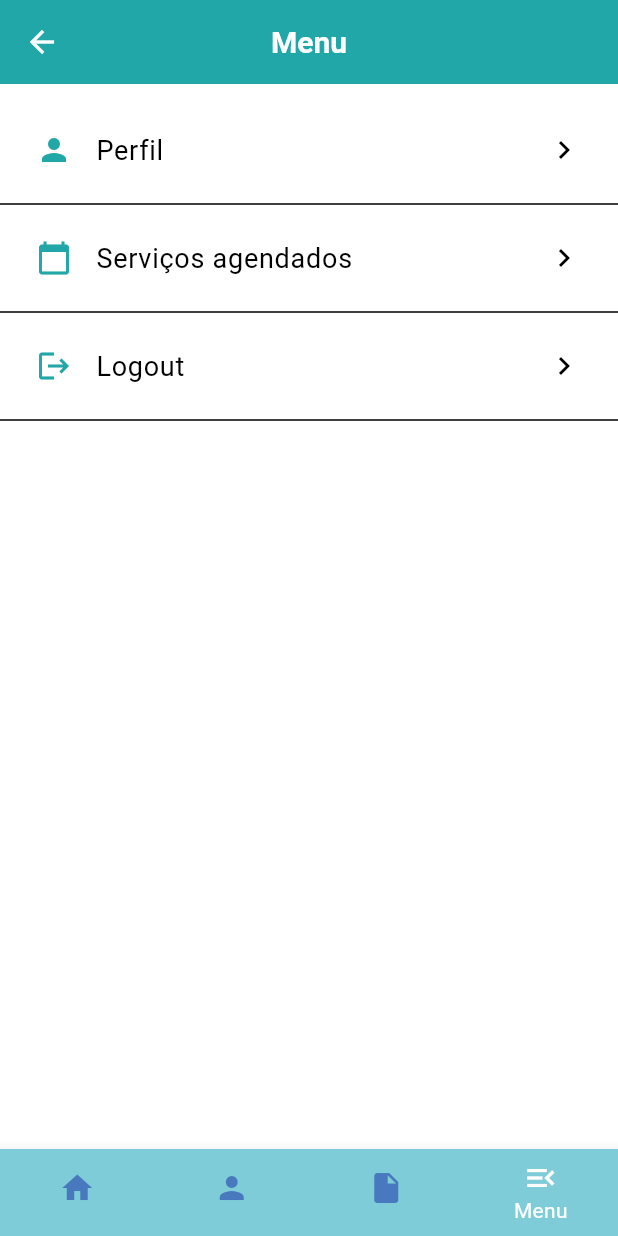
After one commit to JVBC743/servinow-mobile, a Flutter app: the MenuScreen screen opened by its route, on a phone screen of 412 x 824 dp. The commit adds this screen. Run offline on Flutter 3.47's test engine with Material 3 defaults, Android fonts, the phone set to English and light mode, and no system bars; our stand-ins replace connectivity_plus, mask_text_input_formatter, shared_preferences; accounts and stored records are empty; network calls fail.

Commit message:
Refactor DownBar navigation, add MenuScreen, and enhance ServicoCard with optional price display

```diff
--- a/lib/main.dart
+++ b/lib/main.dart
@@ -7,7 +7,7 @@ import 'package:servinow_mobile/screens/servico/home_screen.dart';
 import 'package:servinow_mobile/screens/menu/sobre_nos.dart';
 import 'package:servinow_mobile/screens/menu/termos_de_uso.dart';
 import 'package:servinow_mobile/core/theme/app_theme.dart';
-
+import 'package:servinow_mobile/screens/info/menu_screem.dart';
 void main() {
   runApp(const MyApp());
 }
@@ -28,6 +28,7 @@ class MyApp extends StatelessWidget {
         '/forgot-password': (context) => const ForgotPasswordScreen(),
         '/sobre-nos': (context) => const SobreNosScreen(),
         '/termos-uso': (context) => const TermosDeUsoScreen(),
+        '/menu': (context) => const MenuScreen(),
       },
     );
   }
--- /dev/null
+++ b/lib/screens/info/menu_screem.dart
@@ -0,0 +1,92 @@
+import 'package:flutter/material.dart';
+import 'package:servinow_mobile/core/services/auth_service.dart';
+import 'package:servinow_mobile/core/widgets/downbar.dart';
+
+class MenuScreen extends StatelessWidget {
+  const MenuScreen({super.key});
+
+  Future<void> _confirmLogout(BuildContext context) async {
+    final result = await showDialog<bool>(
+      context: context,
+      builder: (context) => AlertDialog(
+        title: const Text('Sair'),
+        content: const Text('Deseja realmente sair da sua conta?'),
+        actions: [
+          TextButton(
+            onPressed: () => Navigator.of(context).pop(false),
+            child: const Text('Cancelar'),
+          ),
+          TextButton(
+            onPressed: () => Navigator.of(context).pop(true),
+            child: const Text('Sair'),
+          ),
+        ],
+      ),
+    );
+
+    if (result == true) {
+      await AuthService.logout();
+      Navigator.pushNamedAndRemoveUntil(context, '/login', (route) => false);
+    }
+  }
+
+  @override
+  Widget build(BuildContext context) {
+    return Scaffold(
+      appBar: AppBar(title: const Text('Menu')),
+      body: ListView(
+        children: [
+          const SizedBox(height: 16),
+          _MenuOption(
+            label: 'Perfil',
+            icon: Icons.person,
+            onTap: () {
+              Navigator.pushNamed(context, '/perfil');
+            },
+          ),
+          const Divider(),
+          _MenuOption(
+            label: 'Serviços agendados',
+            icon: Icons.calendar_today,
+            onTap: () {
+              Navigator.pushNamed(context, '/agendamentos');
+            },
+          ),
+          const Divider(),
+          _MenuOption(
+            label: 'Logout',
+            icon: Icons.logout,
+            onTap: () {
+              _confirmLogout(context);
+            },
+          ),
+          const Divider(),
+        ],
+      ),
+      bottomNavigationBar: const DownBar(currentIndex: 3),
+    );
+  }
+}
+
+class _MenuOption extends StatelessWidget {
+  final String label;
+  final IconData icon;
+  final VoidCallback onTap;
+
+  const _MenuOption({
+    required this.label,
+    required this.icon,
+    required this.onTap,
+  });
+
+  @override
+  Widget build(BuildContext context) {
+    return ListTile(
+      leading: Icon(icon, color: Theme.of(context).colorScheme.primary),
+      title: Text(label, style: const TextStyle(fontSize: 18)),
+      onTap: onTap,
+      contentPadding: const EdgeInsets.symmetric(horizontal: 24),
+      trailing: const Icon(Icons.chevron_right),
+    );
+  }
+}
--- a/lib/screens/servico/home_screen.dart
+++ b/lib/screens/servico/home_screen.dart
@@ -191,6 +191,9 @@ class _HomeScreenState extends State<HomeScreen> {
                                     'Serviço sem nome',
                                 category: nomeCategoria,
                                 description: servico['desc_servico'] ?? '',
+                                preco: servico['preco'] != null
+                                    ? 'R\$ ${servico['preco']}'
+                                    : null,
                                 onPressed: () {
                                   ScaffoldMessenger.of(context).showSnackBar(
                                     const SnackBar(
```
Also changed, not shown: lib/core/widgets/downbar.dart (+6 -49 lines), lib/core/widgets/servico_card.dart (+34 -21 lines).
